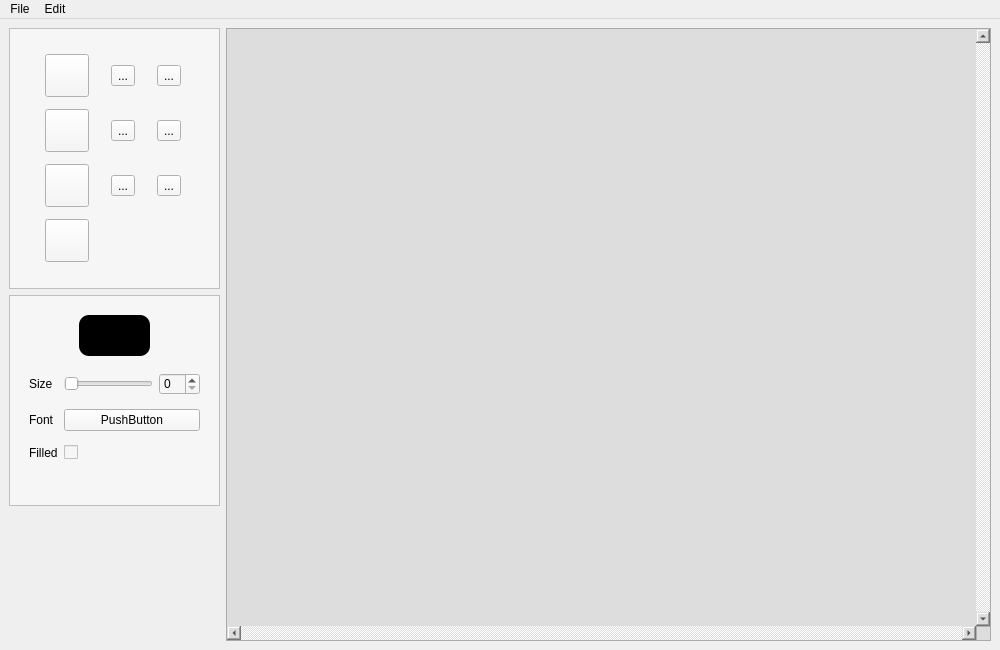
Above: src/gui/gui_root.ui from grytsiuko/Painter before the change. Below: the same form after it.
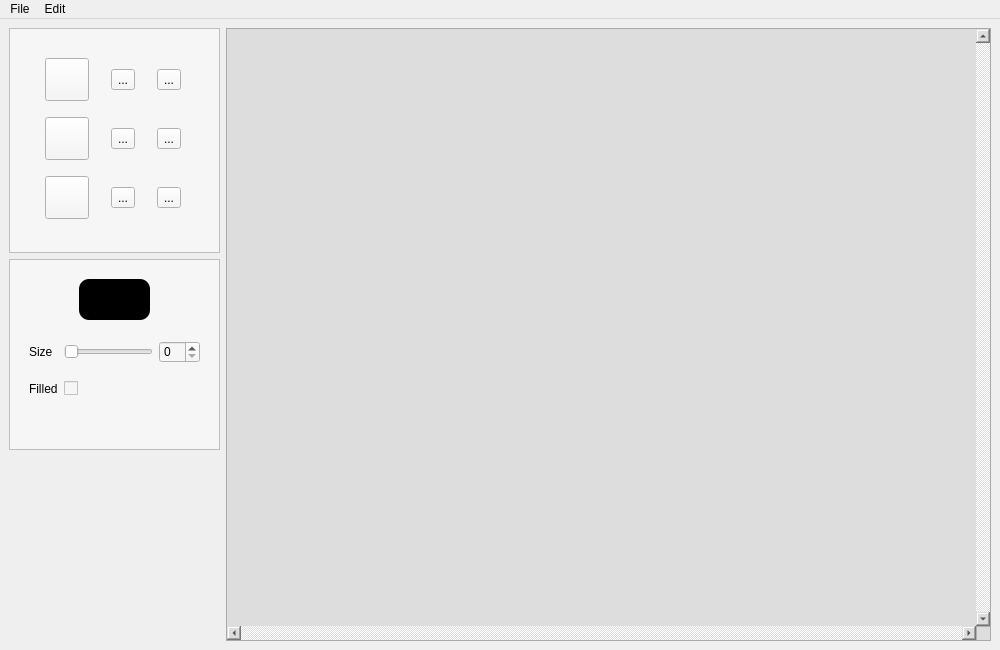
That is the form after the change. Icons and pictures are not drawn.

Commit message: Temporarily cutted Font and Text

Diff of the .ui file:
```diff
--- a/src/gui/gui_root.ui
+++ b/src/gui/gui_root.ui
@@ -43,7 +43,7 @@
         <property name="minimumSize">
          <size>
           <width>211</width>
-          <height>261</height>
+          <height>225</height>
          </size>
         </property>
         <property name="styleSheet">
@@ -61,7 +61,7 @@
            <x>20</x>
            <y>20</y>
            <width>171</width>
-           <height>221</height>
+           <height>181</height>
           </rect>
          </property>
          <layout class="QGridLayout" name="gridLayout">
@@ -305,32 +305,6 @@
             </attribute>
            </widget>
           </item>
-          <item row="3" column="0">
-           <widget class="QToolButton" name="text_button">
-            <property name="cursor">
-             <cursorShape>PointingHandCursor</cursorShape>
-            </property>
-            <property name="toolTip">
-             <string>&lt;html&gt;&lt;head/&gt;&lt;body&gt;&lt;p&gt;Text&lt;/p&gt;&lt;/body&gt;&lt;/html&gt;</string>
-            </property>
-            <property name="text">
-             <string/>
-            </property>
-            <property name="icon">
-             <iconset>
-              <normaloff>icons/edit.png</normaloff>icons/edit.png</iconset>
-            </property>
-            <property name="iconSize">
-             <size>
-              <width>36</width>
-              <height>36</height>
-             </size>
-            </property>
-            <attribute name="buttonGroup">
-             <string notr="true">buttonGroup</string>
-            </attribute>
-           </widget>
-          </item>
          </layout>
         </widget>
        </widget>
@@ -346,7 +320,7 @@
         <property name="minimumSize">
          <size>
           <width>211</width>
-          <height>211</height>
+          <height>191</height>
          </size>
         </property>
         <property name="styleSheet">
@@ -387,7 +361,7 @@
            <x>20</x>
            <y>70</y>
            <width>171</width>
-           <height>104</height>
+           <height>81</height>
           </rect>
          </property>
          <layout class="QGridLayout" name="gridLayout_2">
@@ -398,13 +372,6 @@
             </property>
            </widget>
           </item>
-          <item row="1" column="0">
-           <widget class="QLabel" name="label_3">
-            <property name="text">
-             <string>Font</string>
-            </property>
-           </widget>
-          </item>
           <item row="0" column="1">
            <widget class="QSlider" name="size_slider">
             <property name="orientation">
@@ -412,7 +379,7 @@
             </property>
            </widget>
           </item>
-          <item row="2" column="0">
+          <item row="1" column="0">
            <widget class="QLabel" name="label_2">
             <property name="text">
              <string>Filled</string>
@@ -422,17 +389,10 @@
           <item row="0" column="2">
            <widget class="QSpinBox" name="size_spin"/>
           </item>
-          <item row="2" column="1" colspan="2">
-           <widget class="QCheckBox" name="filled_check">
-            <property name="text">
-             <string/>
-            </property>
-           </widget>
-          </item>
           <item row="1" column="1" colspan="2">
-           <widget class="QPushButton" name="font_button">
+           <widget class="QCheckBox" name="filled_check">
             <property name="text">
-             <string>PushButton</string>
+             <string/>
             </property>
            </widget>
           </item>
```
Left out of the diff: 130 changed lines with no effect on the pictures. The commit also changes 3 other files.
